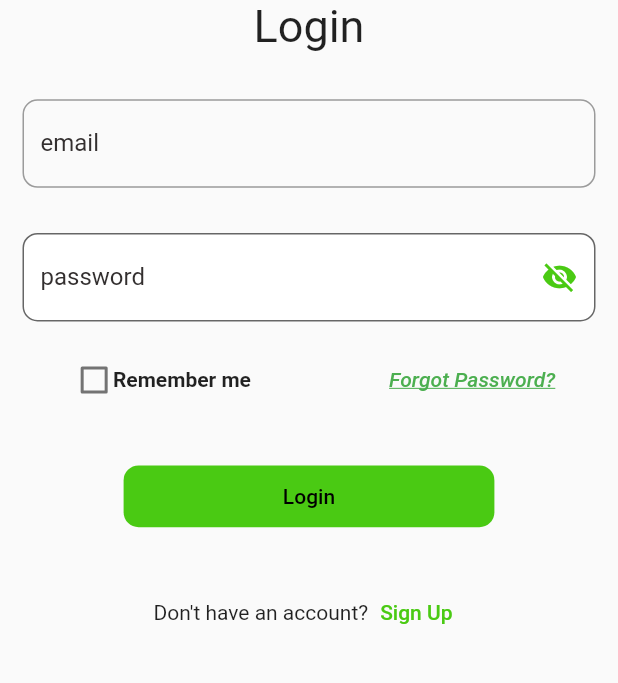
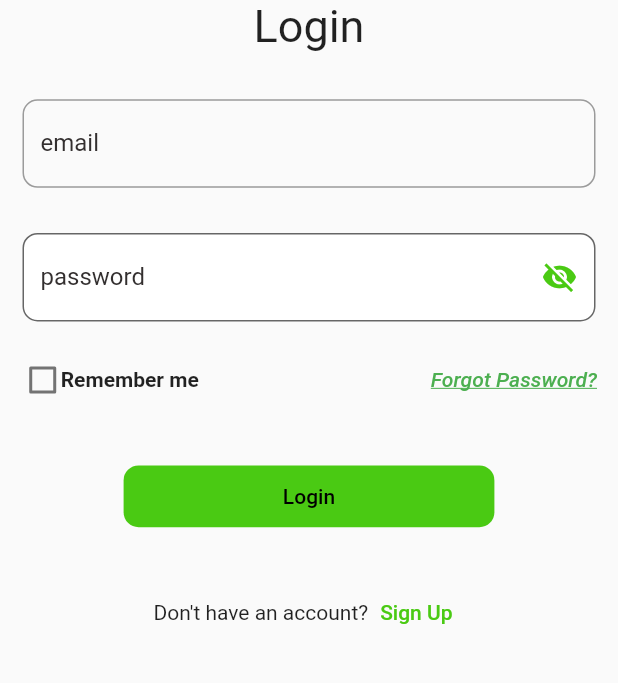
Before and after one commit to abu3athab/amal, a Flutter app: the screen it shows after launch, on a phone screen of 412 x 824 dp, the part 433-1116 px from its top. Run offline on Flutter 3.47's test engine with Material 2 defaults, Android fonts, the phone set to English and light mode, and no system bars; missing offline and left inert: dart:ffi.

Commit message:
fix the alignment issue

```diff
--- a/lib/log in/logIn.dart
+++ b/lib/log in/logIn.dart
@@ -47,14 +47,17 @@ class LoginChild extends State<Login> {
               ),
               LogInPassword(),
               Row(
-                mainAxisAlignment: MainAxisAlignment.spaceAround,
+                mainAxisAlignment: MainAxisAlignment.spaceBetween,
                 crossAxisAlignment: CrossAxisAlignment.center,
                 children: [
                   Container(
                       margin: EdgeInsets.symmetric(
                           vertical: 0, horizontal: width * 0.04),
                       child: RememberMe()),
-                  TextButton(
+                  Container(
+                    margin: EdgeInsetsDirectional.fromSTEB(0, 0, 6, 0),
+                    child: Expanded(
+                      child: TextButton(
                         child: const Text(
                           "Forgot Password?",
                           style: TextStyle(
@@ -63,6 +66,8 @@ class LoginChild extends State<Login> {
                               decoration: TextDecoration.underline),
                         ),
                         onPressed: () => null,
+                      ),
+                    ),
                   ),
                 ],
               ),
--- a/lib/log in/rememberMe.dart
+++ b/lib/log in/rememberMe.dart
@@ -14,8 +14,8 @@ class Child extends State<RememberMe> {
   Widget build(BuildContext context) {
     return Row(children: [
       SizedBox(
-        height: 25,
-        width: 25,
+        height: 24,
+        width: 24,
         child: Checkbox(
           value: this.valuefirst,
           onChanged: (value) {
```
Lines whose indentation alone changed are shown as unchanged.
